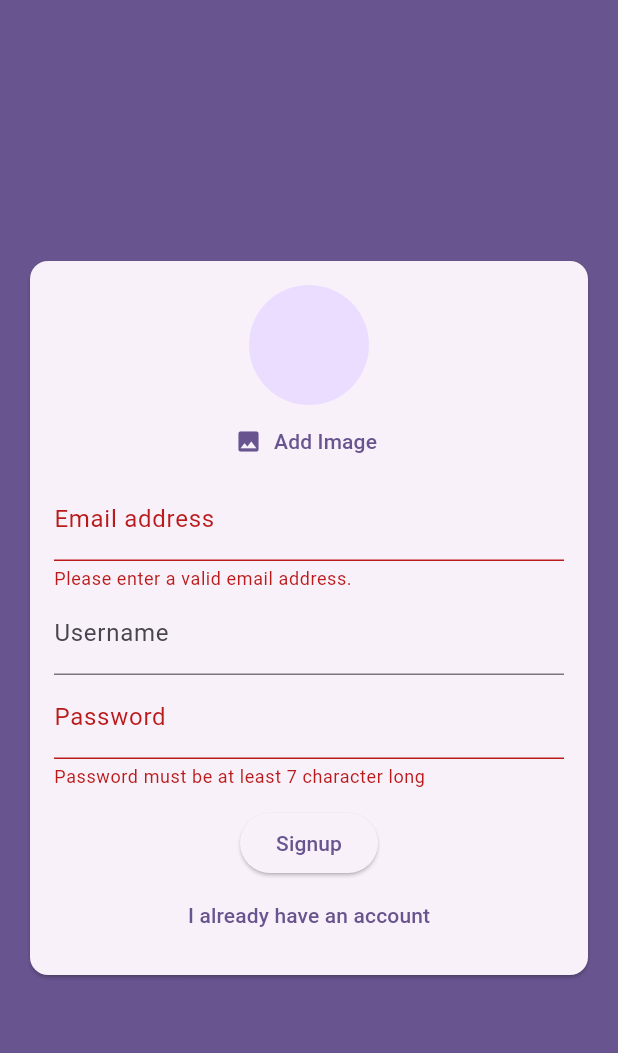
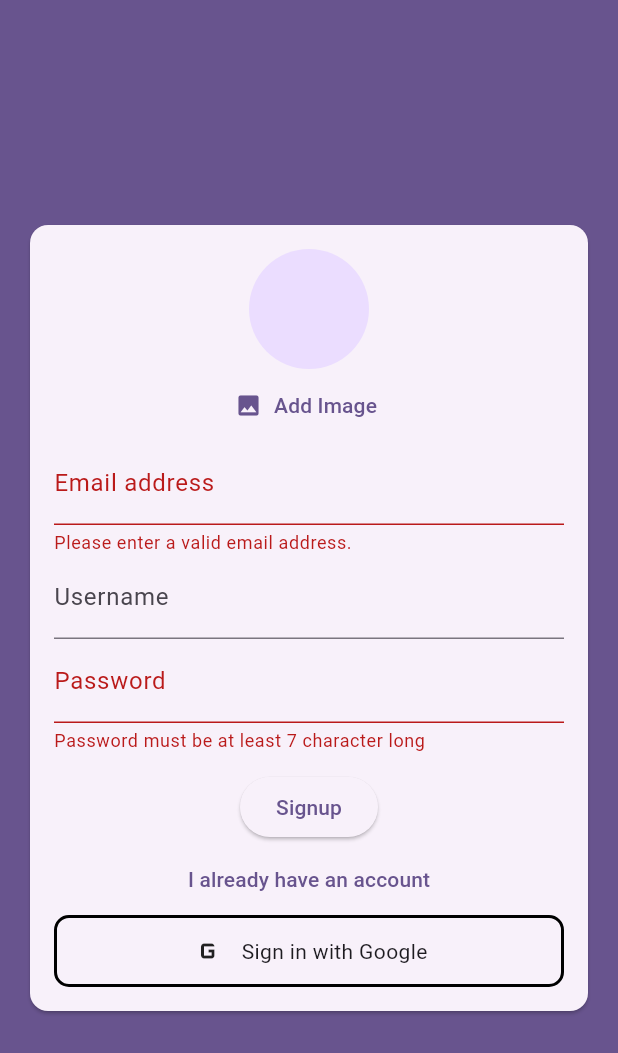
Before and after one commit to FARHADGULL/QuickChat, a Flutter app: the screen it shows after launch, after a tap on "Login", after a tap on "Create new account", on a phone screen of 412 x 824 dp. Shown: the top 1053 px of the screen. Run offline on Flutter 3.47's test engine with Material 2 defaults, Android fonts, the phone set to English and light mode, and no system bars; our stand-ins replace cloud_firestore, firebase_auth, firebase_core, firebase_messaging, firebase_storage, image_picker; accounts and stored records are empty.

Commit message:
added gesture detector for google sign in

```diff
--- a/lib/widgets/auth/auth_form.dart
+++ b/lib/widgets/auth/auth_form.dart
@@ -131,6 +131,26 @@ class _AuthFormState extends State<AuthForm> {
                       ? 'Create new account'
                       : 'I already have an account'),
                 ),
+                if (!_isLogin)
+                  GestureDetector(
+                    onTap: () {},
+                    child: Container(
+                      width: double.infinity,
+                      padding: const EdgeInsets.symmetric(vertical: 10),
+                      decoration: BoxDecoration(
+                        border: Border.all(width: 2, color: Colors.black),
+                        borderRadius: BorderRadius.circular(10),
+                      ),
+                      child: const Row(
+                        mainAxisAlignment: MainAxisAlignment.center,
+                        children: [
+                          Icon(Icons.g_mobiledata),
+                          SizedBox(width: 10),
+                          Text('Sign in with Google'),
+                        ],
+                      ),
+                    ),
+                  )
               ],
             ),
           ),
--- a/pubspec.yaml
+++ b/pubspec.yaml
@@ -40,6 +40,7 @@ dependencies:
   image_picker: ^1.0.2
   firebase_storage: ^11.2.6
   firebase_messaging: ^14.6.6
+  google_sign_in: ^6.1.4
 
 dev_dependencies:
   flutter_test:
```
Also changed, not shown: pubspec.lock.
